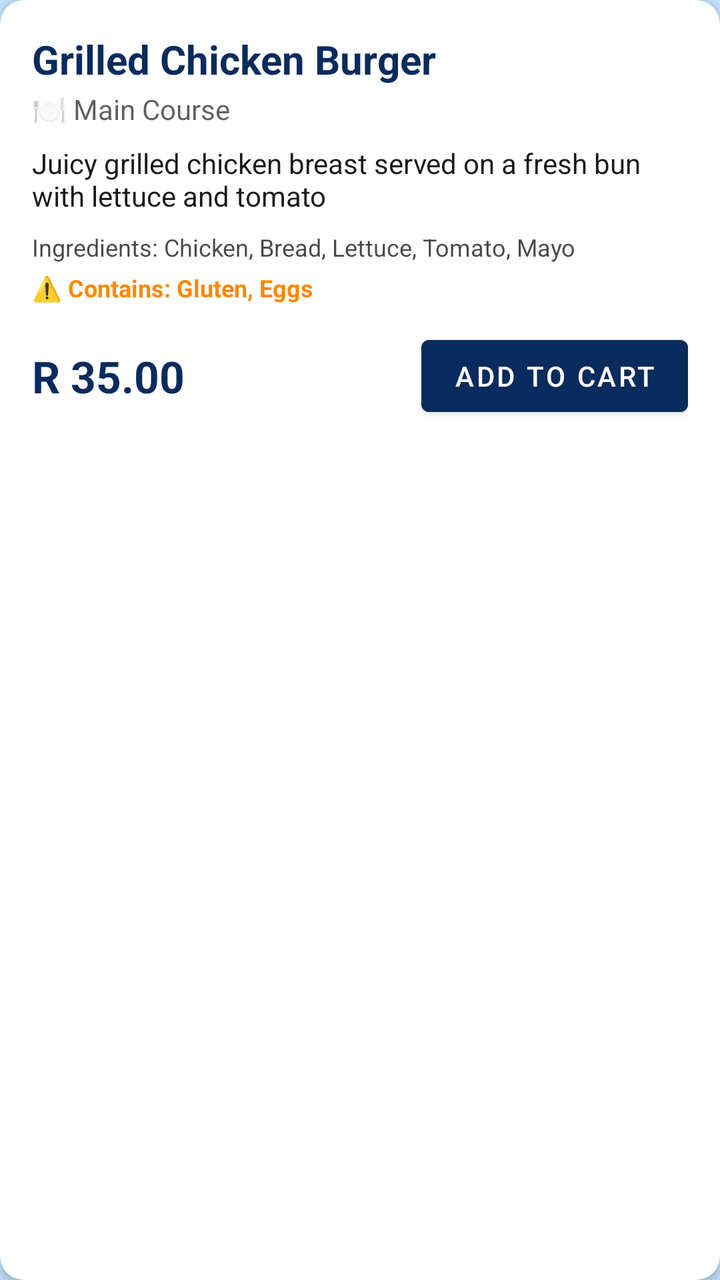
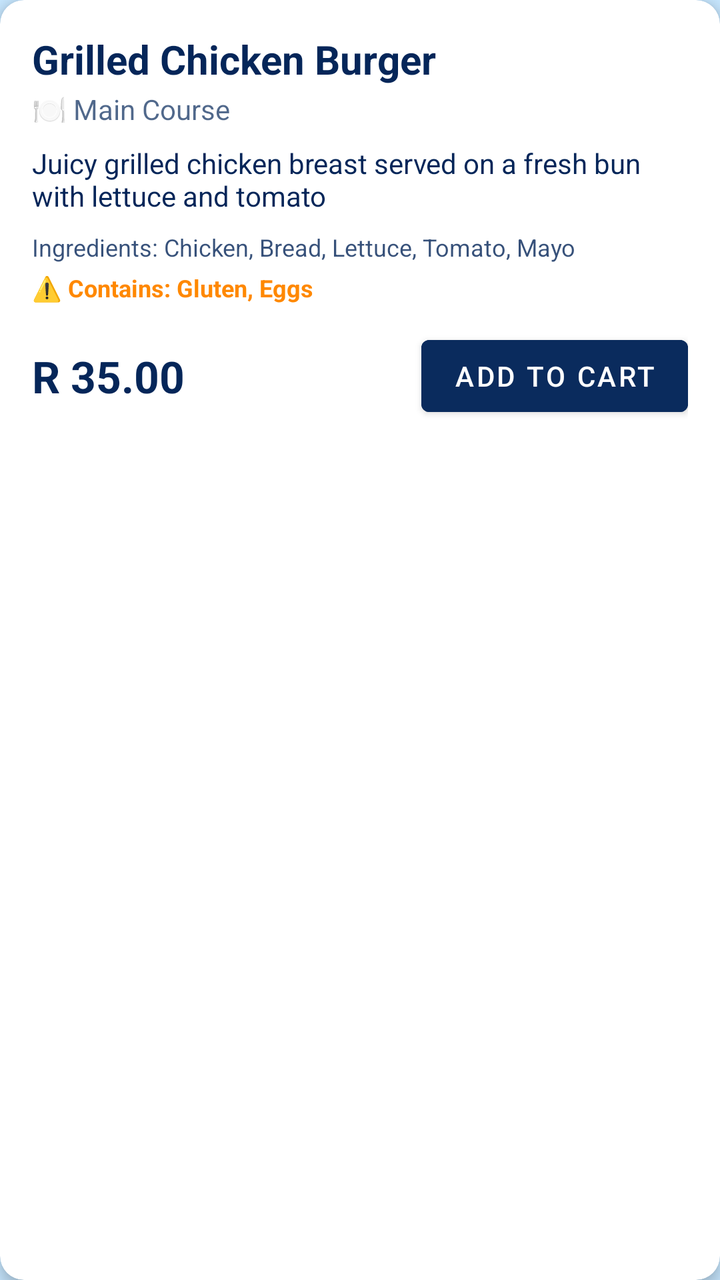

Screens rendered from an Android XML layout before and after an edit, with the pre-edit source and the edit as a unified diff.
<!-- AndroidManifest.xml: application theme Theme.NurtureNest -->
<!-- res/layout/card_meal_item.xml -->
<?xml version="1.0" encoding="utf-8"?>
<androidx.cardview.widget.CardView xmlns:android="http://schemas.android.com/apk/res/android"
    xmlns:app="http://schemas.android.com/apk/res-auto"
    android:id="@+id/cardMeal"
    android:layout_width="match_parent"
    android:layout_height="wrap_content"
    android:layout_marginBottom="12dp"
    app:cardCornerRadius="12dp"
    app:cardElevation="4dp">

    <LinearLayout
        android:layout_width="match_parent"
        android:layout_height="wrap_content"
        android:orientation="vertical"
        android:padding="16dp">

        
        <LinearLayout
            android:layout_width="match_parent"
            android:layout_height="wrap_content"
            android:orientation="horizontal"
            android:gravity="center_vertical">

            <LinearLayout
                android:layout_width="0dp"
                android:layout_height="wrap_content"
                android:layout_weight="1"
                android:orientation="vertical">

                <TextView
                    android:id="@+id/tvMealName"
                    android:layout_width="wrap_content"
                    android:layout_height="wrap_content"
                    android:text="Grilled Chicken Burger"
                    android:textSize="20sp"
                    android:textStyle="bold"
                    android:textColor="?attr/colorPrimary" />

                <TextView
                    android:id="@+id/tvMealCategory"
                    android:layout_width="wrap_content"
                    android:layout_height="wrap_content"
                    android:text="🍽️ Main Course"
                    android:textSize="14sp"
                    android:layout_marginTop="2dp"
                    android:textColor="?attr/colorOnBackground"
                    android:alpha="0.7" />
            </LinearLayout>

            <ImageView
                android:id="@+id/ivSelectedIndicator"
                android:layout_width="32dp"
                android:layout_height="32dp"
                android:src="@android:drawable/checkbox_on_background"
                android:tint="@android:color/holo_green_dark"
                android:visibility="gone" />
        </LinearLayout>

        
        <TextView
            android:id="@+id/tvMealDescription"
            android:layout_width="match_parent"
            android:layout_height="wrap_content"
            android:text="Juicy grilled chicken breast served on a fresh bun with lettuce and tomato"
            android:textSize="14sp"
            android:layout_marginTop="8dp"
            android:textColor="?attr/colorOnBackground" />

        
        <TextView
            android:id="@+id/tvMealIngredients"
            android:layout_width="match_parent"
            android:layout_height="wrap_content"
            android:text="Ingredients: Chicken, Bread, Lettuce, Tomato, Mayo"
            android:textSize="12sp"
            android:layout_marginTop="8dp"
            android:textColor="?attr/colorOnBackground"
            android:alpha="0.8" />

        
        <TextView
            android:id="@+id/tvMealAllergens"
            android:layout_width="match_parent"
            android:layout_height="wrap_content"
            android:text="⚠️ Contains: Gluten, Eggs"
            android:textSize="12sp"
            android:layout_marginTop="4dp"
            android:textColor="@android:color/holo_orange_dark"
            android:textStyle="bold" />

        
        <LinearLayout
            android:layout_width="match_parent"
            android:layout_height="wrap_content"
            android:orientation="horizontal"
            android:layout_marginTop="12dp"
            android:gravity="center_vertical">

            <TextView
                android:id="@+id/tvMealPrice"
                android:layout_width="0dp"
                android:layout_height="wrap_content"
                android:layout_weight="1"
                android:text="R 35.00"
                android:textSize="22sp"
                android:textStyle="bold"
                android:textColor="?attr/colorPrimary" />

            <Button
                android:id="@+id/btnAddToCart"
                android:layout_width="wrap_content"
                android:layout_height="48dp"
                android:text="Add to Cart"
                android:textSize="14sp"
                android:backgroundTint="?attr/colorPrimary" />

            <Button
                android:id="@+id/btnRemoveFromCart"
                android:layout_width="wrap_content"
                android:layout_height="48dp"
                android:text="Remove"
                android:textSize="14sp"
                android:visibility="gone"
                android:backgroundTint="@android:color/holo_red_dark" />
        </LinearLayout>

    </LinearLayout>

</androidx.cardview.widget.CardView>
<!-- resources referenced by this layout -->
<resources>
  <style name="Theme.NurtureNest" parent="Theme.MaterialComponents.DayNight.NoActionBar">
          <item name="colorPrimary">#0A2B5D</item>
          <item name="colorOnPrimary">#FFFFFF</item>
          <item name="colorSurface">#000000</item>
          <item name="colorOnSurface">#FFFFFF</item>
          <item name="colorBackground">#C7E7FF</item>
          <item name="colorOnBackground">#1A1A1A</item>
          <item name="android:windowBackground">#C7E7FF</item>
          <item name="TextColor">#000000</item>
      </style>
</resources>

<!-- the commit's change to res/layout/card_meal_item.xml (unified diff, before → after) -->
@@ -34,7 +34,7 @@
                     android:text="Grilled Chicken Burger"
                     android:textSize="20sp"
                     android:textStyle="bold"
-                    android:textColor="?attr/colorPrimary" />
+                    android:textColor="@color/dark_primary_variant" />
 
                 <TextView
                     android:id="@+id/tvMealCategory"
@@ -43,7 +43,7 @@
                     android:text="🍽️ Main Course"
                     android:textSize="14sp"
                     android:layout_marginTop="2dp"
-                    android:textColor="?attr/colorOnBackground"
+                    android:textColor="@color/dark_primary_variant"
                     android:alpha="0.7" />
             </LinearLayout>
 
@@ -64,7 +64,7 @@
             android:text="Juicy grilled chicken breast served on a fresh bun with lettuce and tomato"
             android:textSize="14sp"
             android:layout_marginTop="8dp"
-            android:textColor="?attr/colorOnBackground" />
+            android:textColor="@color/dark_primary_variant" />
 
         
         <TextView
@@ -74,7 +74,7 @@
             android:text="Ingredients: Chicken, Bread, Lettuce, Tomato, Mayo"
             android:textSize="12sp"
             android:layout_marginTop="8dp"
-            android:textColor="?attr/colorOnBackground"
+            android:textColor="@color/dark_primary_variant"
             android:alpha="0.8" />
 
         
@@ -104,7 +104,7 @@
                 android:text="R 35.00"
                 android:textSize="22sp"
                 android:textStyle="bold"
-                android:textColor="?attr/colorPrimary" />
+                android:textColor="@color/dark_primary_variant" />
 
             <Button
                 android:id="@+id/btnAddToCart"
<!-- resource entries referenced after the edit -->
@@ -1,5 +1,6 @@
 <!-- resources referenced by this layout -->
 <resources>
+  <color name="dark_primary_variant">#052659</color>
   <style name="Theme.NurtureNest" parent="Theme.MaterialComponents.DayNight.NoActionBar">
           <item name="colorPrimary">#0A2B5D</item>
           <item name="colorOnPrimary">#FFFFFF</item>
